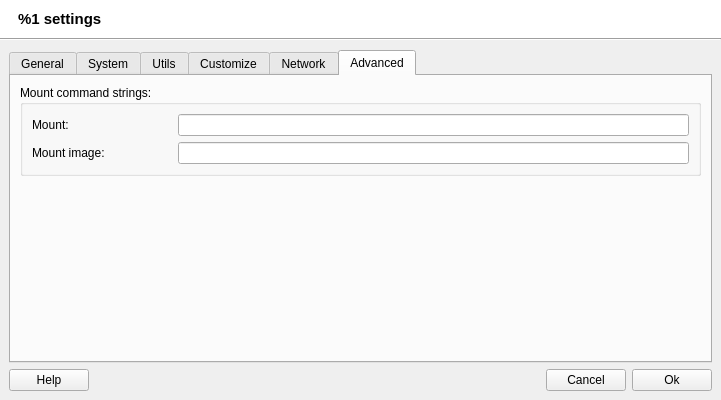
Qt form src/uis/AppSettings.ui (brezerk/q4wine) before a commit.
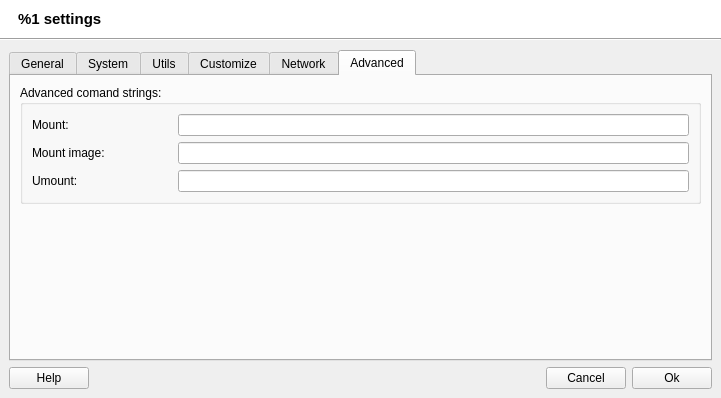
The same form after that commit. The open tabs and pages were chosen to show the change. Icons and pictures are not drawn.

Commit message: Custom mount\umount strings implementation first steps;

```diff
--- a/src/uis/AppSettings.ui
+++ b/src/uis/AppSettings.ui
@@ -9,8 +9,8 @@
    <rect>
     <x>0</x>
     <y>0</y>
-    <width>710</width>
-    <height>400</height>
+    <width>708</width>
+    <height>398</height>
    </rect>
   </property>
   <property name="windowTitle">
@@ -1322,11 +1322,11 @@
          <attribute name="title">
           <string>Advanced</string>
          </attribute>
-         <layout class="QGridLayout" name="gridLayout">
-          <item row="0" column="0">
+         <layout class="QVBoxLayout" name="verticalLayout_3">
+          <item>
            <widget class="QGroupBox" name="groupBox_6">
             <property name="title">
-             <string>Mount command strings:</string>
+             <string>Advanced comand strings:</string>
             </property>
             <layout class="QVBoxLayout" name="verticalLayout_2">
              <item>
@@ -1390,7 +1390,42 @@
                  </widget>
                 </item>
                 <item>
-                 <widget class="QLineEdit" name="txtMountString_2">
+                 <widget class="QLineEdit" name="txtMountImageString">
+                  <property name="inputMask">
+                   <string/>
+                  </property>
+                 </widget>
+                </item>
+               </layout>
+              </widget>
+             </item>
+             <item>
+              <widget class="QWidget" name="widget_34" native="true">
+               <layout class="QHBoxLayout" name="_5">
+                <property name="margin">
+                 <number>0</number>
+                </property>
+                <item>
+                 <widget class="QLabel" name="label_33">
+                  <property name="minimumSize">
+                   <size>
+                    <width>140</width>
+                    <height>0</height>
+                   </size>
+                  </property>
+                  <property name="maximumSize">
+                   <size>
+                    <width>140</width>
+                    <height>16777215</height>
+                   </size>
+                  </property>
+                  <property name="text">
+                   <string>Umount:</string>
+                  </property>
+                 </widget>
+                </item>
+                <item>
+                 <widget class="QLineEdit" name="txtUmountString">
                   <property name="inputMask">
                    <string/>
                   </property>
@@ -1402,7 +1437,7 @@
             </layout>
            </widget>
           </item>
-          <item row="1" column="0">
+          <item>
            <spacer name="verticalSpacer">
             <property name="orientation">
              <enum>Qt::Vertical</enum>
```
The commit also changes 4 other files.
